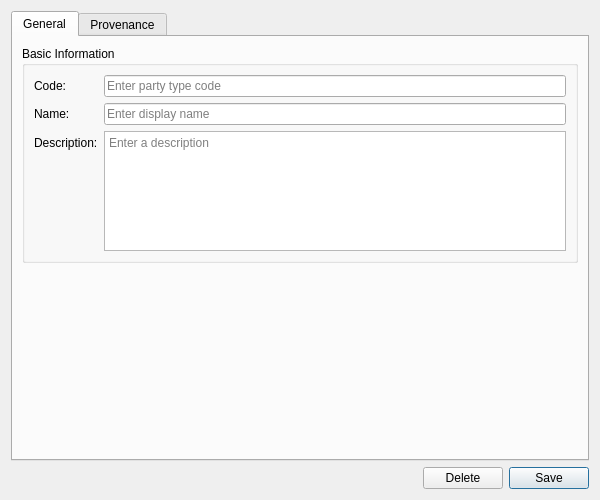
Before: the Qt Designer form projects/ores.qt/ui/PartyTypeDetailDialog.ui in OreStudio/OreStudio, drawn with Qt 5.
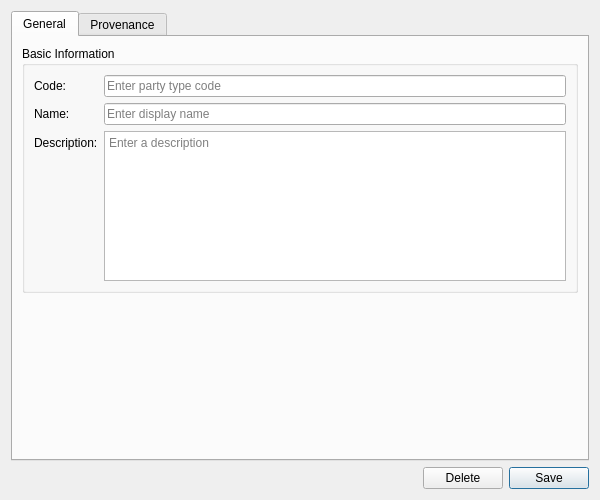
After: the same form once the commit is applied. Custom widgets are drawn as their Qt base class.

Patch:
```diff
--- a/projects/ores.qt/ui/PartyTypeDetailDialog.ui
+++ b/projects/ores.qt/ui/PartyTypeDetailDialog.ui
@@ -74,7 +74,7 @@
            </widget>
           </item>
           <item row="2" column="1">
-           <widget class="QTextEdit" name="descriptionEdit">
+           <widget class="QPlainTextEdit" name="descriptionEdit">
             <property name="minimumSize">
              <size>
               <width>0</width>
@@ -84,7 +84,7 @@
             <property name="maximumSize">
              <size>
               <width>16777215</width>
-              <height>120</height>
+              <height>150</height>
              </size>
             </property>
             <property name="placeholderText">
```
